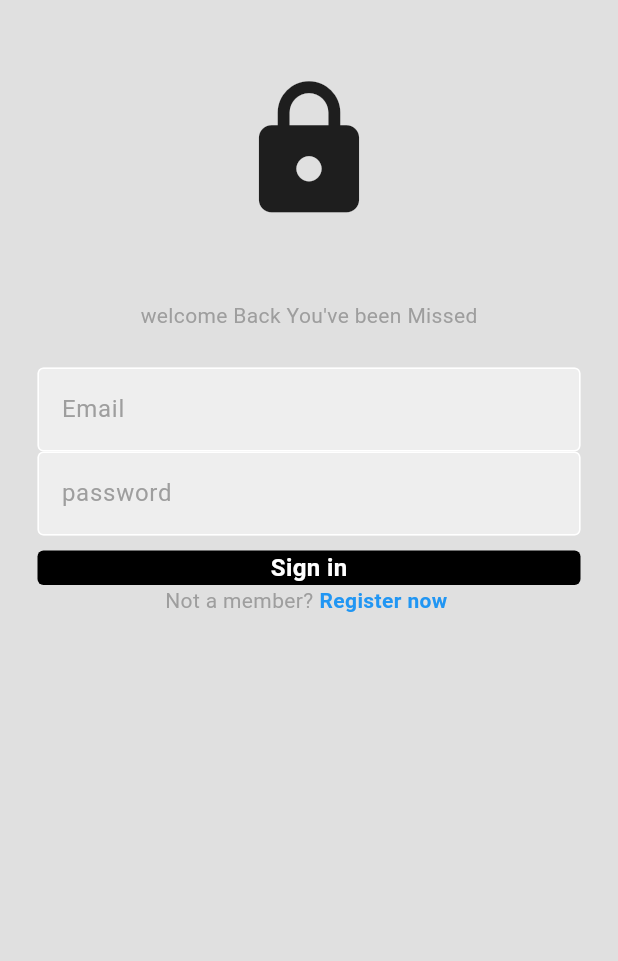
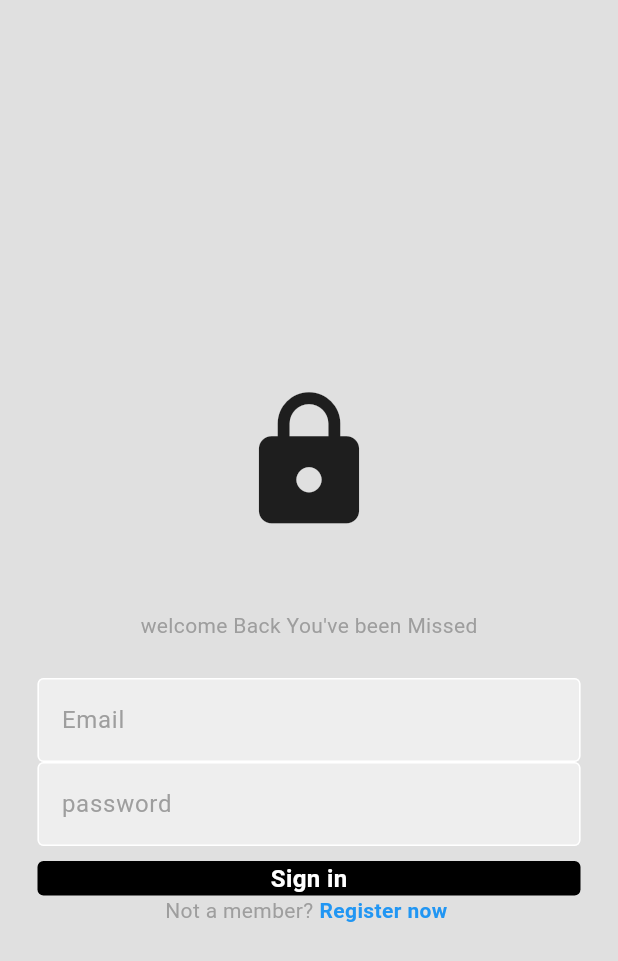
Before and after one commit to NaVindu0315/DApp, a Flutter app: the screen it shows after launch, on a phone screen of 412 x 824 dp. Shown: the top 961 px of the screen. Run offline on Flutter 3.47's test engine with Material 3 defaults, Android fonts, the phone set to English and light mode, and no system bars.

Commit message:
lgin done

```diff
--- a/lib/pages/login_page.dart
+++ b/lib/pages/login_page.dart
@@ -23,6 +23,7 @@ class _LoginPageState extends State<LoginPage> {
           child: Padding(
             padding: const EdgeInsets.symmetric(horizontal: 25.0),
             child: Column(
+              mainAxisAlignment: MainAxisAlignment.center,
               children: [
                 SizedBox(
                   height: 50,
@@ -78,11 +79,14 @@ class _LoginPageState extends State<LoginPage> {
                     SizedBox(
                       width: 4,
                     ),
-                    Text(
-                      'Register now ',
-                      style: TextStyle(
-                        fontWeight: FontWeight.bold,
-                        color: Colors.blue,
+                    GestureDetector(
+                      onTap: () {},
+                      child: Text(
+                        'Register now ',
+                        style: TextStyle(
+                          fontWeight: FontWeight.bold,
+                          color: Colors.blue,
+                        ),
                       ),
                     )
                   ],
```
